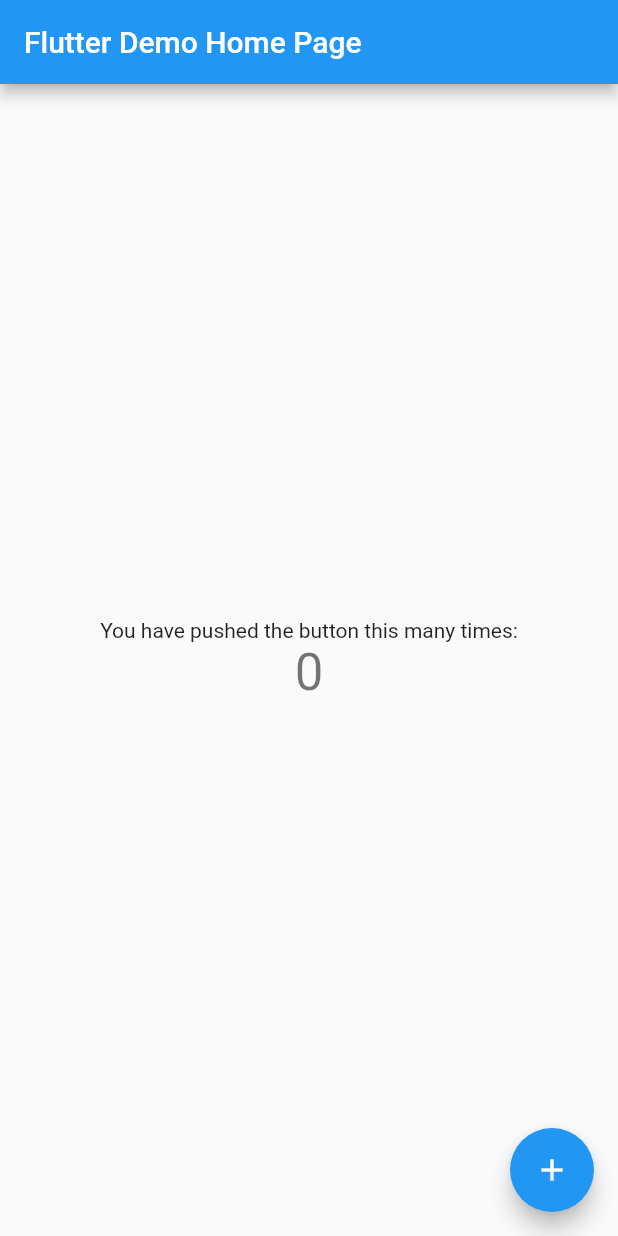
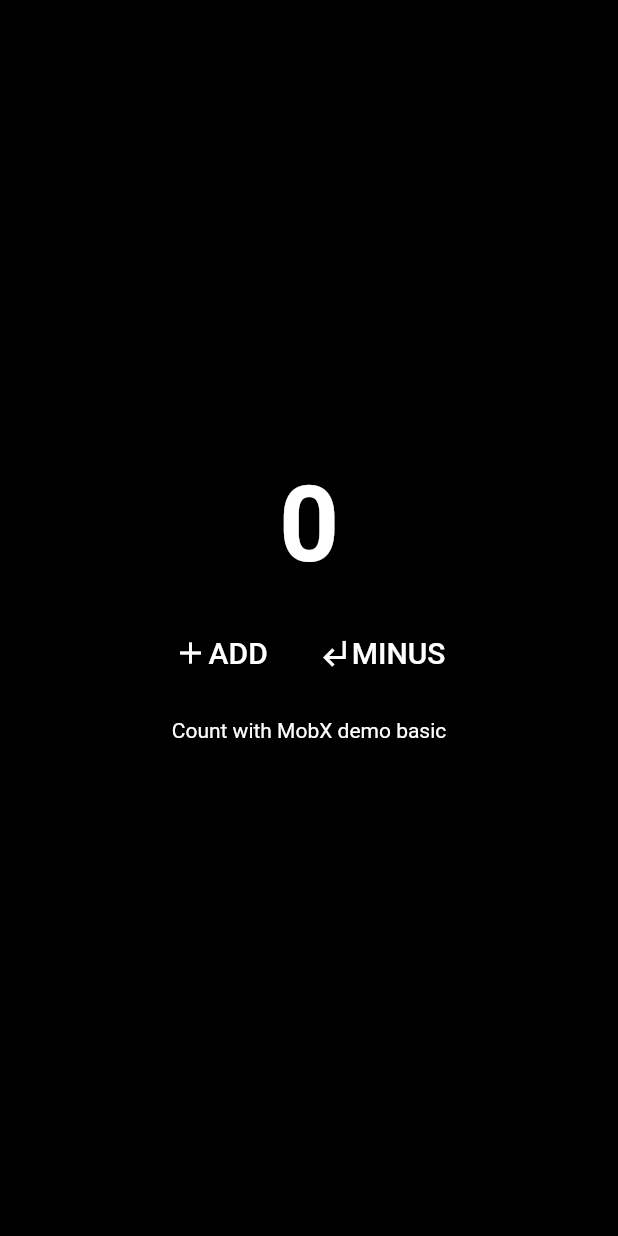
Before and after one commit to Astrallis/mobX_x_Flutter, a Flutter app: the screen it shows after launch, on a phone screen of 412 x 824 dp. Run offline on Flutter 3.47's test engine with Material 2 defaults, Android fonts, the phone set to English and light mode, and no system bars; our stand-ins replace flutter_mobx, mobx; generated files the repository leaves out were written again.

Commit message:
mobX counter complete

```diff
--- /dev/null
+++ b/mobx_counter/lib/counterPage.dart
@@ -0,0 +1,62 @@
+import 'package:flutter/material.dart';
+import 'package:flutter_mobx/flutter_mobx.dart';
+import 'store/counter/counter.dart';
+
+class CounterPage extends StatelessWidget {
+  Counter _counter=new Counter();
+  @override
+  Widget build(BuildContext context) {
+    return Scaffold(
+      backgroundColor: Colors.black,
+      body: Column(mainAxisAlignment: MainAxisAlignment.center,
+        children: [
+          Observer(
+              builder:(context)=> Text(
+              "${_counter.count}",
+              style: TextStyle(
+                  color: Colors.white, fontWeight: FontWeight.bold, fontSize: 70),
+            ),
+          ),
+          SizedBox(height:20),
+          Row(
+            mainAxisAlignment: MainAxisAlignment.center,
+            children: [
+              RaisedButton(
+                  color: Colors.black,
+                  onPressed: _counter.increment,
+                  child: Row(
+                    children: [
+                      Icon(
+                        Icons.add,
+                        color: Colors.white,
+                      ),
+                      Text(
+                        "ADD", style: TextStyle(color: Colors.white,fontSize: 20),
+                      )
+                    ],
+                  )),
+                 RaisedButton(
+                  color: Colors.black,
+                  onPressed: _counter.decrement,
+                  child: Row(
+                    children: [
+                      Icon(
+                        Icons.subdirectory_arrow_left,
+                        color: Colors.white,
+                      ),
+                      Text(
+                        "MINUS", style: TextStyle(color: Colors.white,fontSize: 20),
+                      )
+                    ],
+                  )),
+
+            ],
+          ),
+          Padding(padding: EdgeInsets.all(20),
+                  child: Text("Count with MobX demo basic",style: TextStyle(color: Colors.white),),
+                  )
+        ],
+      ),
+    );
+  }
+}
--- a/mobx_counter/lib/main.dart
+++ b/mobx_counter/lib/main.dart
@@ -1,117 +1,13 @@
 import 'package:flutter/material.dart';
+import 'package:mobx_counter/counterPage.dart';
 
 void main() {
   runApp(MyApp());
 }
 
 class MyApp extends StatelessWidget {
-  // This widget is the root of your application.
   @override
   Widget build(BuildContext context) {
-    return MaterialApp(
-      title: 'Flutter Demo',
-      theme: ThemeData(
-        // This is the theme of your application.
-        //
-        // Try running your application with "flutter run". You'll see the
-        // application has a blue toolbar. Then, without quitting the app, try
-        // changing the primarySwatch below to Colors.green and then invoke
-        // "hot reload" (press "r" in the console where you ran "flutter run",
-        // or simply save your changes to "hot reload" in a Flutter IDE).
-        // Notice that the counter didn't reset back to zero; the application
-        // is not restarted.
-        primarySwatch: Colors.blue,
-        // This makes the visual density adapt to the platform that you run
-        // the app on. For desktop platforms, the controls will be smaller and
-        // closer together (more dense) than on mobile platforms.
-        visualDensity: VisualDensity.adaptivePlatformDensity,
-      ),
-      home: MyHomePage(title: 'Flutter Demo Home Page'),
-    );
+    return MaterialApp(home: CounterPage());
   }
 }
-
-class MyHomePage extends StatefulWidget {
-  MyHomePage({Key key, this.title}) : super(key: key);
-
-  // This widget is the home page of your application. It is stateful, meaning
-  // that it has a State object (defined below) that contains fields that affect
-  // how it looks.
-
-  // This class is the configuration for the state. It holds the values (in this
-  // case the title) provided by the parent (in this case the App widget) and
-  // used by the build method of the State. Fields in a Widget subclass are
-  // always marked "final".
-
-  final String title;
-
-  @override
-  _MyHomePageState createState() => _MyHomePageState();
-}
-
-class _MyHomePageState extends State<MyHomePage> {
-  int _counter = 0;
-
-  void _incrementCounter() {
-    setState(() {
-      // This call to setState tells the Flutter framework that something has
-      // changed in this State, which causes it to rerun the build method below
-      // so that the display can reflect the updated values. If we changed
-      // _counter without calling setState(), then the build method would not be
-      // called again, and so nothing would appear to happen.
-      _counter++;
-    });
-  }
-
-  @override
-  Widget build(BuildContext context) {
-    // This method is rerun every time setState is called, for instance as done
-    // by the _incrementCounter method above.
-    //
-    // The Flutter framework has been optimized to make rerunning build methods
-    // fast, so that you can just rebuild anything that needs updating rather
-    // than having to individually change instances of widgets.
-    return Scaffold(
-      appBar: AppBar(
-        // Here we take the value from the MyHomePage object that was created by
-        // the App.build method, and use it to set our appbar title.
-        title: Text(widget.title),
-      ),
-      body: Center(
-        // Center is a layout widget. It takes a single child and positions it
-        // in the middle of the parent.
-        child: Column(
-          // Column is also a layout widget. It takes a list of children and
-          // arranges them vertically. By default, it sizes itself to fit its
-          // children horizontally, and tries to be as tall as its parent.
-          //
-          // Invoke "debug painting" (press "p" in the console, choose the
-          // "Toggle Debug Paint" action from the Flutter Inspector in Android
-          // Studio, or the "Toggle Debug Paint" command in Visual Studio Code)
-          // to see the wireframe for each widget.
-          //
-          // Column has various properties to control how it sizes itself and
-          // how it positions its children. Here we use mainAxisAlignment to
-          // center the children vertically; the main axis here is the vertical
-          // axis because Columns are vertical (the cross axis would be
-          // horizontal).
-          mainAxisAlignment: MainAxisAlignment.center,
-          children: <Widget>[
-            Text(
-              'You have pushed the button this many times:',
-            ),
-            Text(
-              '$_counter',
-              style: Theme.of(context).textTheme.headline4,
-            ),
-          ],
-        ),
-      ),
-      floatingActionButton: FloatingActionButton(
-        onPressed: _incrementCounter,
-        tooltip: 'Increment',
-        child: Icon(Icons.add),
-      ), // This trailing comma makes auto-formatting nicer for build methods.
-    );
-  }
-}
--- /dev/null
+++ b/mobx_counter/lib/store/counter/counter.dart
@@ -0,0 +1,18 @@
+import 'package:mobx/mobx.dart';
+part 'counter.g.dart';
+
+class Counter = _Counter with _$Counter;
+
+abstract class _Counter with Store{
+    @observable
+    int count=0;
+
+    @action
+    void increment(){
+      count++;
+    }
+    @action
+    void decrement(){
+      count--;
+    }
+}
--- a/mobx_counter/pubspec.yaml
+++ b/mobx_counter/pubspec.yaml
@@ -28,10 +28,15 @@
   # The following adds the Cupertino Icons font to your application.
   # Use with the CupertinoIcons class for iOS style icons.
   cupertino_icons: ^0.1.3
+  mobx:
+  flutter_mobx:
 
 dev_dependencies:
   flutter_test:
     sdk: flutter
+
+  build_runner:
+  mobx_codegen:
 
 # For information on the generic Dart part of this file, see the
 # following page: https://dart.dev/tools/pub/pubspec
```
Also changed, not shown: mobx_counter/lib/store/counter/counter.g.dart (added), mobx_counter/pubspec.lock.
